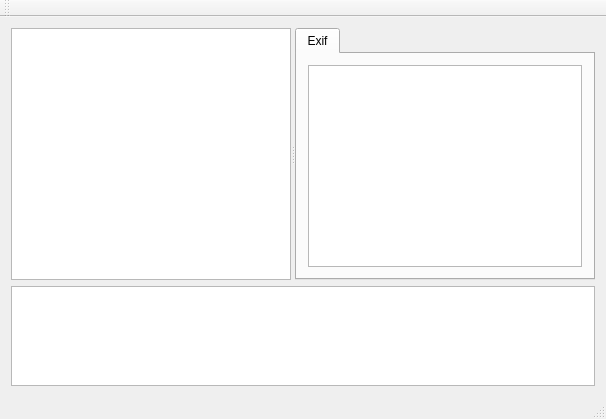
This is eyefilinuxui/gui/ui/mainwindow.ui in hgdeoro/EFLU as Qt 5 draws it before an edit. The edited form follows.
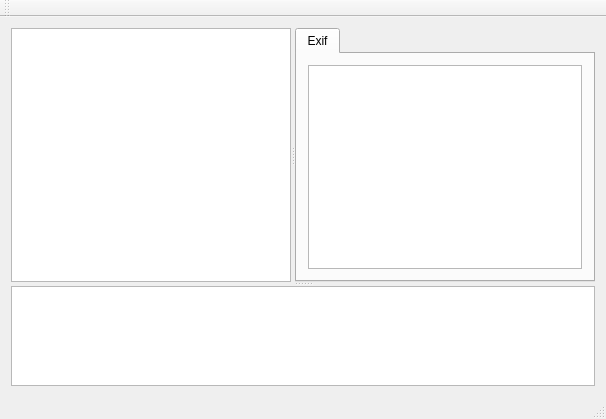
This is the edited form.

Commit message: Use splitter to show the thumbs

```diff
--- a/eyefilinuxui/gui/ui/mainwindow.ui
+++ b/eyefilinuxui/gui/ui/mainwindow.ui
@@ -14,8 +14,12 @@
    <string>MainWindow</string>
   </property>
   <widget class="QWidget" name="centralWidget">
-   <layout class="QVBoxLayout" name="verticalLayout">
-    <item>
+   <layout class="QGridLayout" name="gridLayout">
+    <item row="0" column="0">
+     <widget class="QSplitter" name="splitter_2">
+      <property name="orientation">
+       <enum>Qt::Vertical</enum>
+      </property>
      <widget class="QSplitter" name="splitter">
       <property name="orientation">
        <enum>Qt::Horizontal</enum>
@@ -63,8 +67,6 @@
        </widget>
       </widget>
      </widget>
-    </item>
-    <item>
      <widget class="QListWidget" name="listWidgetThumbs">
       <property name="maximumSize">
        <size>
@@ -75,6 +77,7 @@
       <property name="flow">
        <enum>QListView::LeftToRight</enum>
       </property>
+      </widget>
      </widget>
     </item>
    </layout>
```
Lines whose indentation alone changed are shown as unchanged. The commit also changes 2 other files.
